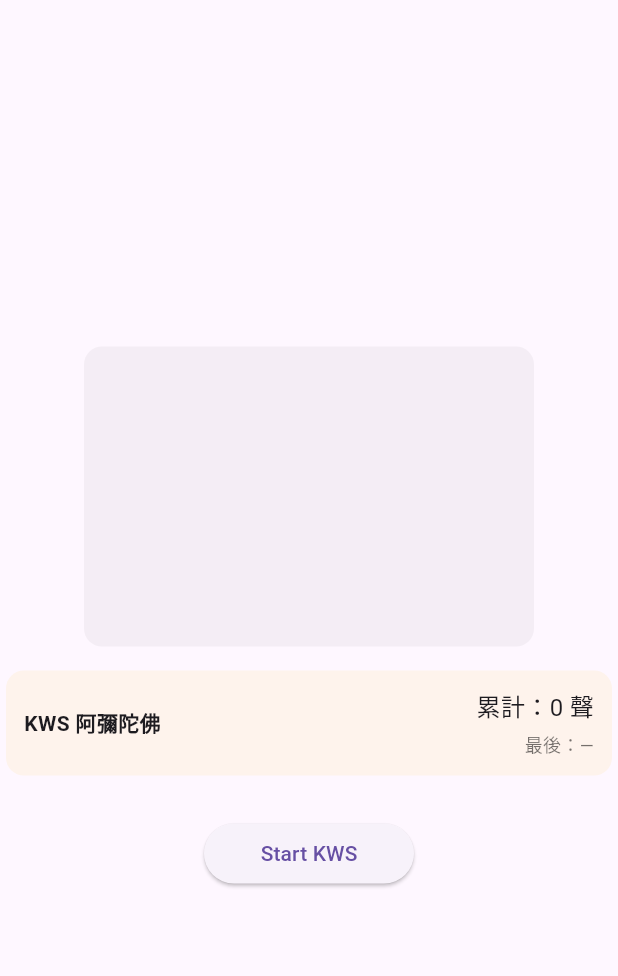
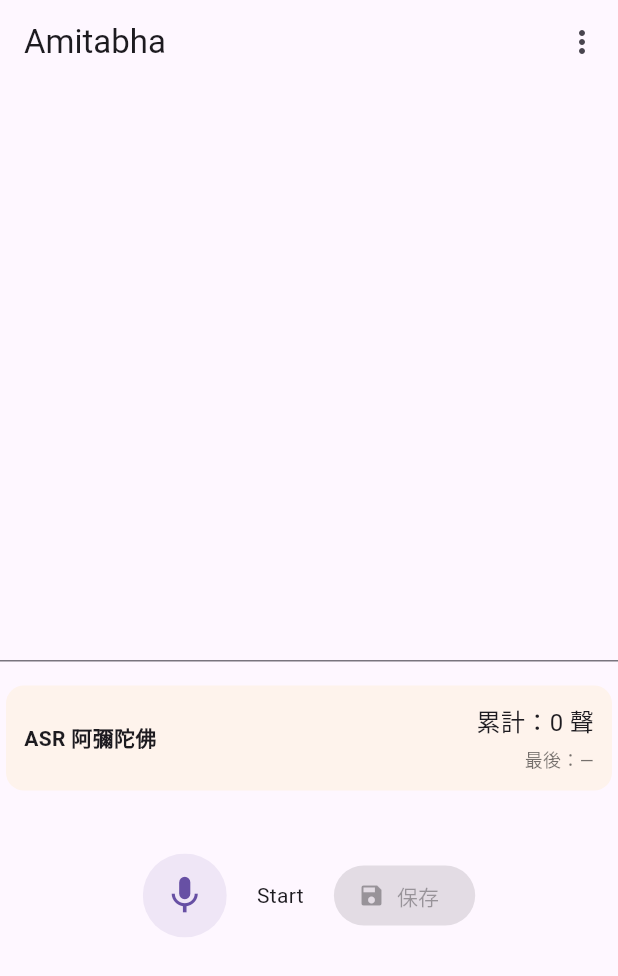
Before and after one commit to NamoAmitabhaTW/NamoAmitabha, a Flutter app: the screen it shows after launch, on a phone screen of 412 x 824 dp. Shown: the top 976 px of the screen. Run offline on Flutter 3.47's test engine with Material 3 defaults, Android fonts, the phone set to English and light mode, and no system bars; our stand-ins replace cloud_firestore, firebase_auth, firebase_core, google_sign_in, sign_in_with_apple; missing offline and left inert: record, sherpa_onnx; accounts and stored records are empty; network calls fail; statements that could not run were skipped.

Commit message:
feat(i18n): add gen-l10n (en, zh-Hant-TW) and wire AppLocalizations

```diff
--- a/lib/app.dart
+++ b/lib/app.dart
@@ -7,6 +7,7 @@ import 'pages/my_home_page.dart';
 import 'features/auth/application/auth_facade.dart';
 import 'features/auth/data/firebase_auth_repository.dart';
 import 'features/auth/data/firestore_user_repository.dart';
+import 'l10n/generated/app_localizations.dart';
 
 class App extends StatelessWidget {
   const App({super.key});
@@ -34,8 +35,10 @@ class App extends StatelessWidget {
         ),
       ],
       child: MaterialApp(
-        title: F.title,
+        onGenerateTitle: (ctx) => AppLocalizations.of(ctx)!.amitabha,
         theme: ThemeData(primarySwatch: Colors.blue),
+        localizationsDelegates: AppLocalizations.localizationsDelegates,
+        supportedLocales: AppLocalizations.supportedLocales,
         home: _flavorBanner(child: const MyHomePage(), show: kDebugMode),
       ),
     );
--- /dev/null
+++ b/lib/l10n/app_zh.arb
@@ -0,0 +1 @@
+{ "@@locale": "zh"}
--- /dev/null
+++ b/lib/l10n/app_zh_Hant.arb
@@ -0,0 +1 @@
+{ "@@locale": "zh_Hant" }
--- a/lib/pages/my_home_page.dart
+++ b/lib/pages/my_home_page.dart
@@ -2,17 +2,34 @@ import 'package:flutter/material.dart';
 import 'package:amitabha/flavors.dart';
 import 'package:amitabha/streaming_asr.dart';
 import 'package:amitabha/streaming_kws.dart';
+import 'package:amitabha/l10n/generated/app_localizations.dart';
 
 class MyHomePage extends StatelessWidget {
   const MyHomePage({super.key});
 
   @override
   Widget build(BuildContext context) {
-    final Widget screen =
-        (F.appFlavor == Flavor.dev)
-            ? const StreamingKwsScreen()
-            : const StreamingAsrScreen();
+    final t = AppLocalizations.of(context)!; // 取得翻譯器
+    final screen = (F.appFlavor == Flavor.dev)
+        ? const StreamingAsrScreen()
+        : const StreamingKwsScreen();
 
-    return Scaffold(body: screen);
+    return Scaffold(
+      appBar: AppBar(
+        title: Text(t.amitabha),
+        actions: [
+          PopupMenuButton<String>(
+            itemBuilder: (_) => [
+              PopupMenuItem(value: 'start', child: Text(t.start)),
+              PopupMenuItem(value: 'pause', child: Text(t.pause)),
+              PopupMenuItem(value: 'save', child: Text(t.save)),
+              PopupMenuItem(value: 'logIn', child: Text(t.logIn)),
+              PopupMenuItem(value: 'logOut', child: Text(t.logOut)),
+            ],
+          ),
+        ],
+      ),
+      body: screen,
+    );
   }
 }
--- a/pubspec.yaml
+++ b/pubspec.yaml
@@ -31,6 +31,8 @@ dependencies:
   flutter:
     sdk: flutter
 
+  flutter_localizations:
+    sdk: flutter
 
   sherpa_onnx: ^1.10.45
   record: ^6.1.0
@@ -49,7 +51,7 @@ dependencies:
   cloud_firestore: ^5.5.1
   firebase_auth: ^5.3.1
   connectivity_plus: ^6.1.0
-  sign_in_with_apple: ^5.0.0
+  sign_in_with_apple: ^7.0.0
   google_sign_in: ^7.2.0
   # The following adds the Cupertino Icons font to your application.
   # Use with the CupertinoIcons class for iOS style icons.
@@ -98,6 +100,8 @@ flavorizr:
 # following page: https://dart.dev/tools/pub/pubspec
 # The following section is specific to Flutter packages.
 flutter:
+  generate: true
+
   assets:
     - assets/keywords_zh.txt
     - assets/hotwords_zh.txt
```
Also changed, not shown: l10n.yaml (added, +14 -0 lines), lib/l10n/app_en.arb (added, +28 -0 lines), lib/l10n/app_zh_Hant_TW.arb (added, +28 -0 lines), lib/l10n/untranslated.txt (added, +23 -0 lines), lib/main.dart (+8 -0 lines), lib/utils.dart (+9 -4 lines), lib/l10n/generated/app_localizations.dart (added), lib/l10n/generated/app_localizations_en.dart (added), lib/l10n/generated/app_localizations_zh.dart (added), pubspec.lock, 4 other files.
